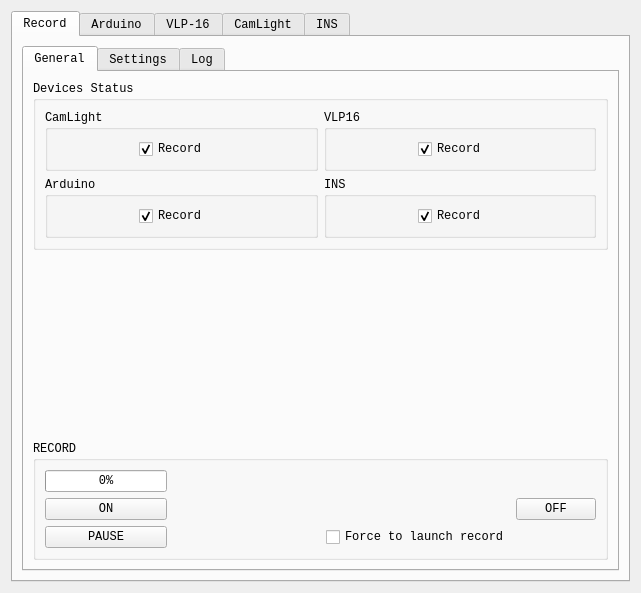
This is resource/LI3DSPlugin.ui in yoyonel/li3ds-ros_rqt as Qt 5 draws it before an edit. The edited form follows.
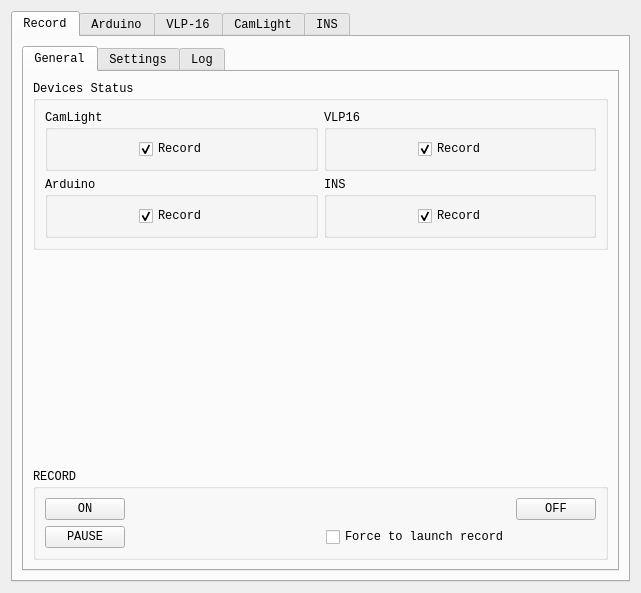
This is the edited form. Icons and pictures are not drawn.

Commit message: Refactoring de la partie Dialog+QThread pour gérer la séquence start d'enregistrement. Ca fonctionne pas mal mais ya un probleme Qt au niveau de la transmission de paramètres ou modification d'objects Qt dans le thread task ... faudrait investiguer plus précisement mais c'est un peu technique. Refactoring assez important du script/code. C'est plus clair et plus modulable/possibilité de mettre des options. Faudrait poursuivre la simplification du code dans cet état d'esprit.

```diff
--- a/resource/LI3DSPlugin.ui
+++ b/resource/LI3DSPlugin.ui
@@ -121,7 +121,7 @@
                     <string>RECORD</string>
                    </property>
                    <layout class="QGridLayout" name="gridLayout_4">
-                    <item row="1" column="2">
+                    <item row="0" column="2">
                      <layout class="QFormLayout" name="formLayout_24">
                       <property name="fieldGrowthPolicy">
                        <enum>QFormLayout::AllNonFixedFieldsGrow</enum>
@@ -184,7 +184,7 @@
                       </item>
                      </layout>
                     </item>
-                    <item row="1" column="3">
+                    <item row="0" column="3">
                      <spacer name="horizontalSpacer_5">
                       <property name="orientation">
                        <enum>Qt::Horizontal</enum>
@@ -197,7 +197,7 @@
                       </property>
                      </spacer>
                     </item>
-                    <item row="1" column="0">
+                    <item row="0" column="0">
                      <widget class="QPushButton" name="pushButton_record_on">
                       <property name="enabled">
                        <bool>true</bool>
@@ -207,7 +207,7 @@
                       </property>
                      </widget>
                     </item>
-                    <item row="1" column="4">
+                    <item row="0" column="4">
                      <widget class="QPushButton" name="pushButton_record_off">
                       <property name="enabled">
                        <bool>true</bool>
@@ -217,7 +217,7 @@
                       </property>
                      </widget>
                     </item>
-                    <item row="1" column="1">
+                    <item row="0" column="1">
                      <spacer name="horizontalSpacer_3">
                       <property name="orientation">
                        <enum>Qt::Horizontal</enum>
@@ -230,21 +230,21 @@
                       </property>
                      </spacer>
                     </item>
-                    <item row="2" column="0">
+                    <item row="1" column="0">
                      <widget class="QPushButton" name="pushButton_record_pause">
                       <property name="text">
                        <string>PAUSE</string>
                       </property>
                      </widget>
                     </item>
-                    <item row="2" column="3">
+                    <item row="1" column="3">
                      <widget class="QCheckBox" name="checkBox_record_force">
                       <property name="text">
                        <string>Force to launch record</string>
                       </property>
                      </widget>
                     </item>
-                    <item row="2" column="1">
+                    <item row="1" column="1">
                      <widget class="QLabel" name="label_record_pause_pixmap">
                       <property name="enabled">
                        <bool>false</bool>
@@ -257,13 +257,6 @@
                       </property>
                      </widget>
                     </item>
-                    <item row="0" column="0">
-                     <widget class="QProgressBar" name="progressBar_record">
-                      <property name="value">
-                       <number>0</number>
-                      </property>
-                     </widget>
-                    </item>
                    </layout>
                    <zorder>pushButton_record_on</zorder>
                    <zorder>pushButton_record_off</zorder>
@@ -272,7 +265,6 @@
                    <zorder>pushButton_record_pause</zorder>
                    <zorder>checkBox_record_force</zorder>
                    <zorder>label_record_pause_pixmap</zorder>
-                   <zorder>progressBar_record</zorder>
                   </widget>
                  </item>
                 </layout>
```
The commit also changes 1 other file.
